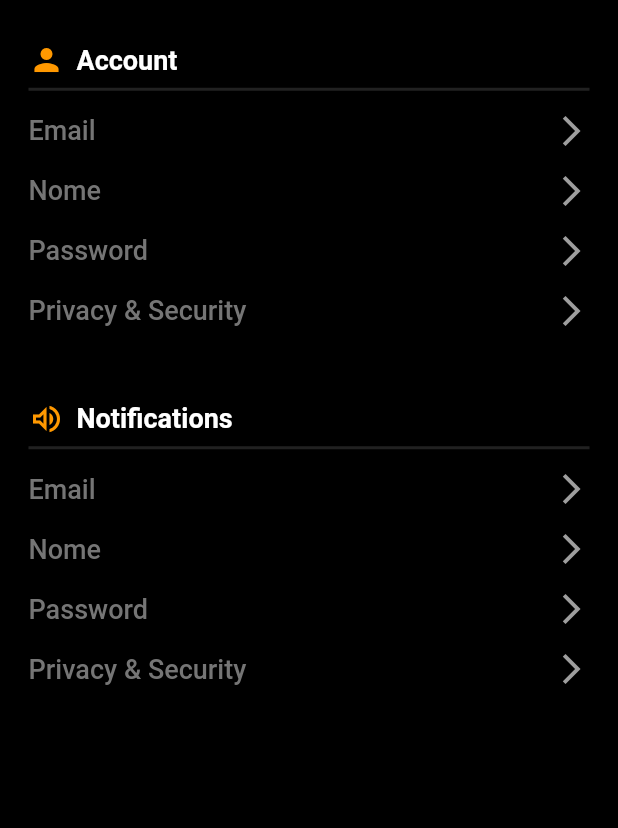
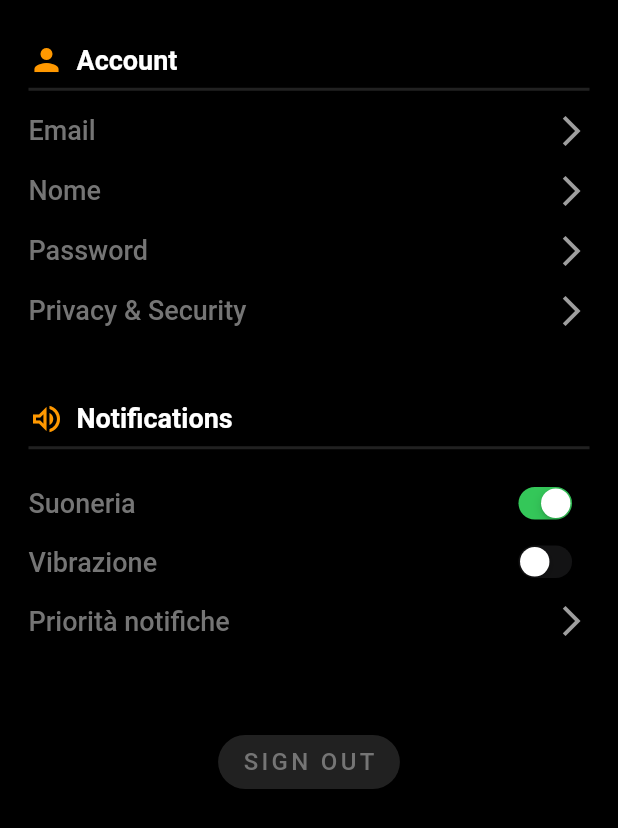
Before and after one commit to cdelprete21/twigo, a Flutter app: the Impostazioni widget shown alone on an empty page, opened directly, on a phone screen of 412 x 824 dp. Shown: the top 828 px of the screen. Run offline on Flutter 3.47's test engine with Material 2 defaults, Android fonts, the light colour scheme and no system bars; our stand-ins replace bottom_navy_bar.

Commit message:
settings finite

```diff
--- a/lib/UI/pagine/Impostazioni.dart
+++ b/lib/UI/pagine/Impostazioni.dart
@@ -1,3 +1,4 @@
+import 'package:flutter/cupertino.dart';
 import 'package:flutter/material.dart';
 
 class Impostazioni extends StatefulWidget {
@@ -68,14 +69,60 @@ class _ImpostazioniState extends State<Impostazioni> {
               height: 15,
               thickness: 2,
             ),
-            buildAccountOptionRow(context, "Email"),
-            buildAccountOptionRow(context, "Nome"),
-            buildAccountOptionRow(context, "Password"),
-            buildAccountOptionRow(context, "Privacy & Security"),
+            SizedBox(
+              height: 10,
+            ),
+            buildNotificationOptionRow("Suoneria", true),
+            buildNotificationOptionRow("Vibrazione", false),
+            buildAccountOptionRow(context, "Priorità notifiche"),
+            SizedBox(
+              height: 50,
+            ),
+            Center(
+                child: RaisedButton(
+                  color: Colors.grey[900],
+                  shape: RoundedRectangleBorder(
+                  borderRadius: BorderRadius.circular(20),
+                ),
+                  child: Text(
+                    "SIGN OUT",
+                    style: TextStyle(
+                      fontSize: 16,
+                      color: Colors.grey[600],
+                      letterSpacing: 2.2,
+
+                    ),
+                  ),
+                  onPressed: () {},
+                ),
+            ),
           ],
         ),
       ),
     );
+  }
+
+  Row buildNotificationOptionRow(String title, bool isActive) {
+    return Row(
+            mainAxisAlignment: MainAxisAlignment.spaceBetween,
+            children: [
+              Text(
+                title,
+                style: TextStyle(
+                  fontSize: 18,
+                  fontWeight: FontWeight.w500,
+                  color: Colors.grey[600],
+                ),
+              ),
+              Transform.scale(
+                scale: 0.7,
+                child: CupertinoSwitch(
+                  value: isActive,
+                  onChanged: (bool val) {},
+                ),
+              ),
+            ],
+          );
   }
 
   GestureDetector buildAccountOptionRow(BuildContext context, String title) {
```
